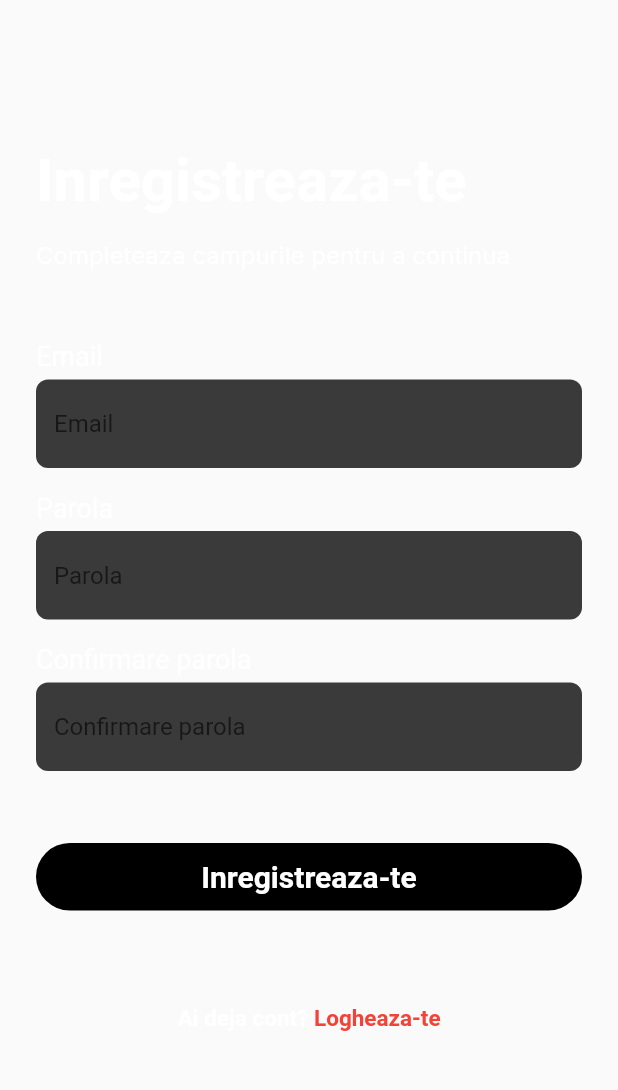
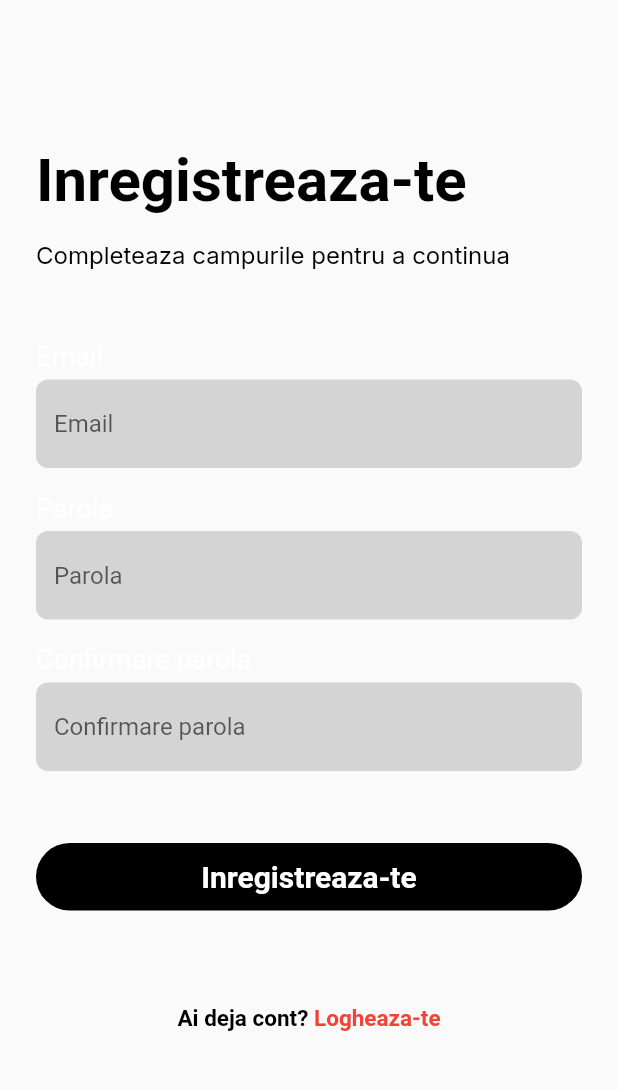
Before and after one commit to RobertPietraru/testador, a Flutter app: the RegistrationScreen screen opened by its route, on a phone screen of 412 x 824 dp, the part 60-1150 px from its top. Run offline on Flutter 3.47's test engine with Material 2 defaults, Android fonts, the phone set to English and light mode, and no system bars; our stand-ins replace auto_route, cloud_firestore, dartz, equatable, firebase_auth, firebase_core and 6 more; accounts and stored records are empty; network calls fail.

Commit message:
color fix registration

```diff
--- a/lib/core/components/text_input_field.dart
+++ b/lib/core/components/text_input_field.dart
@@ -52,7 +52,7 @@ class _TextInputFieldState extends State<TextInputField> {
             obscureText: isObscured,
             style: TextStyle(color: theme.primaryColor),
             decoration: InputDecoration(
-              fillColor: const Color(0xFF3a3a3a),
+              fillColor: Color.fromARGB(255, 212, 212, 212),
               filled: true,
               hintText: widget.hint,
               border: OutlineInputBorder(
--- a/lib/features/authentication/presentation/screens/registration_screen.dart
+++ b/lib/features/authentication/presentation/screens/registration_screen.dart
@@ -27,22 +27,22 @@ class RegistrationScreen extends StatelessWidget {
                 mainAxisAlignment: MainAxisAlignment.center,
                 crossAxisAlignment: CrossAxisAlignment.start,
                 children: [
-                  const Text(
+                  Text(
                     "Inregistreaza-te",
                     style: TextStyle(
                         fontWeight: FontWeight.w700,
                         fontSize: 40,
-                        color: Colors.white),
+                        color: theme.primaryColor),
                     textAlign: TextAlign.left,
                   ),
                   SizedBox(height: theme.spacing.mediumLarge),
-                  const Text(
+                  Text(
                     "Completeaza campurile pentru a continua",
                     style: TextStyle(
                         fontFamily: 'Inter',
                         fontWeight: FontWeight.w400,
                         fontSize: 16,
-                        color: Colors.white),
+                        color: theme.primaryColor),
                     textAlign: TextAlign.left,
                   ),
                   SizedBox(height: theme.spacing.xxLarge),
@@ -71,7 +71,8 @@ class RegistrationScreen extends StatelessWidget {
                           text: TextSpan(children: [
                             TextSpan(
                               text: "Ai deja cont? ",
-                              style: theme.actionTextStyle,
+                              style: theme.actionTextStyle
+                                  .copyWith(color: theme.primaryColor),
                             ),
                             TextSpan(
                                 text: "Logheaza-te",
```
